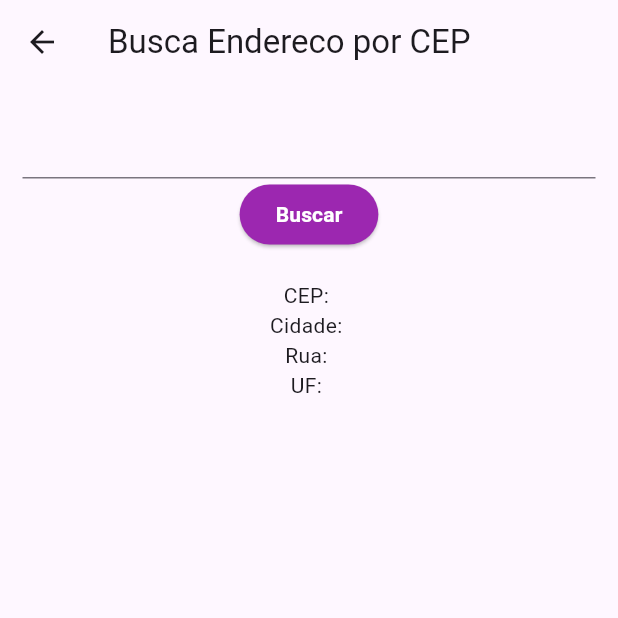
After one commit to victorapc/get_state_manager, a Flutter app: the screen it shows after launch, after a tap on "State Mixin", on a phone screen of 412 x 824 dp, the top half of it. The commit adds this screen. Run offline on Flutter 3.47's test engine with Material 2 defaults, Android fonts, the phone set to English and light mode, and no system bars; our stand-ins replace get.

Commit message:
Get state manage usando state mixin inicio.

```diff
--- a/lib/home_page.dart
+++ b/lib/home_page.dart
@@ -16,6 +16,12 @@ class HomePage extends StatelessWidget {
           child: Column(
             mainAxisAlignment: MainAxisAlignment.center,
             children: [
+              ElevatedButtonCustom(
+                text: 'State Mixin',
+                onPressed: () {
+                  Get.toNamed('/mainStateMixin');
+                },
+              ),
               ElevatedButtonCustom(
                 text: 'Básico Reatividade',
                 onPressed: () {
--- a/lib/main.dart
+++ b/lib/main.dart
@@ -13,6 +13,8 @@ import 'package:get_state_manager/get_builder/get_builder_page.dart';
 import 'package:get_state_manager/getx_widget/getx_widget_page.dart';
 import 'package:get_state_manager/home_page.dart';
 import 'package:get_state_manager/local_state_widget/local_state_widget_page.dart';
+import 'package:get_state_manager/state_mixin/main_state_mixin.dart';
+import 'package:get_state_manager/state_mixin/pages/main_bindings.dart';
 import 'package:get_state_manager/tipos/tipos_obs_page.dart';
 import 'package:get_state_manager/tipos/tipos_reativos_genericos_nulos_page.dart';
 import 'package:get_state_manager/tipos/tipos_reativos_genericos_page.dart';
@@ -39,6 +41,11 @@ class MyApp extends StatelessWidget {
         GetPage(
           name: '/',
           page: () => const HomePage(),
+        ),
+        GetPage(
+          name: '/mainStateMixin',
+          binding: MainBindings(),
+          page: () => const MainStateMixin(),
         ),
         GetPage(
           name: '/basico',
--- /dev/null
+++ b/lib/state_mixin/main_state_mixin.dart
@@ -0,0 +1,34 @@
+import 'package:flutter/material.dart';
+import 'package:get_state_manager/core/widget/elevated_button_custom.dart';
+import 'package:get_state_manager/state_mixin/widget/cep_widget.dart';
+
+class MainStateMixin extends StatelessWidget {
+  const MainStateMixin({super.key});
+
+  @override
+  Widget build(BuildContext context) {
+    return Scaffold(
+      appBar: AppBar(
+        title: const Text('Busca Endereco por CEP'),
+      ),
+      body: Center(
+        child: Padding(
+          padding: const EdgeInsets.all(15.0),
+          child: Column(
+            children: [
+              TextFormField(),
+              ElevatedButtonCustom(
+                text: 'Buscar',
+                onPressed: () {},
+              ),
+              const SizedBox(
+                height: 20,
+              ),
+              const CepWidget(),
+            ],
+          ),
+        ),
+      ),
+    );
+  }
+}
--- /dev/null
+++ b/lib/state_mixin/model/cep_model.dart
@@ -0,0 +1,38 @@
+import 'dart:convert';
+
+class CepModel {
+  String cep;
+  String logradouro;
+  String cidade;
+  String uf;
+
+  CepModel({
+    required this.cep,
+    required this.logradouro,
+    required this.cidade,
+    required this.uf,
+  });
+
+  Map<String, dynamic> toMap() {
+    return {
+      'cep': cep,
+      'logradouro': logradouro,
+      'cidade': cidade,
+      'uf': uf,
+    };
+  }
+
+  factory CepModel.fromMap(Map<String, dynamic> map) {
+    return CepModel(
+      cep: map['cep'] ?? '',
+      logradouro: map['logradouro'] ?? '',
+      cidade: map['cidade'] ?? '',
+      uf: map['uf'] ?? '',
+    );
+  }
+
+  String toJson() => json.encode(toMap());
+
+  factory CepModel.fromJson(String source) =>
+      CepModel.fromMap(json.decode(source));
+}
--- /dev/null
+++ b/lib/state_mixin/pages/main_bindings.dart
@@ -0,0 +1,11 @@
+import 'package:get/get.dart';
+import 'package:get_state_manager/state_mixin/pages/main_controller.dart';
+import 'package:get_state_manager/state_mixin/repository/viacep_repository.dart';
+
+class MainBindings extends Bindings {
+  @override
+  void dependencies() {
+    Get.lazyPut(() => ViacepRepository());
+    Get.put(MainController(Get.find()));
+  }
+}
--- /dev/null
+++ b/lib/state_mixin/pages/main_controller.dart
@@ -0,0 +1,8 @@
+import 'package:get/get.dart';
+import 'package:get_state_manager/state_mixin/repository/viacep_repository.dart';
+
+class MainController extends GetxController {
+  final ViacepRepository _repository;
+
+  MainController(this._repository);
+}
--- /dev/null
+++ b/lib/state_mixin/repository/viacep_repository.dart
@@ -0,0 +1,17 @@
+import 'dart:developer';
+
+import 'package:get/get.dart';
+import 'package:get_state_manager/state_mixin/model/cep_model.dart';
+
+class ViacepRepository extends GetConnect {
+  Future<CepModel> getCep(String cep) async {
+    final result = await get('https://viacep.com.br/ws/$cep/json/');
+
+    if (result.hasError) {
+      log('Erro ao buscar cep.', error: result.statusText);
+      throw Exception('Erro ao buscar cep');
+    }
+
+    return CepModel.fromMap(result.body);
+  }
+}
--- /dev/null
+++ b/lib/state_mixin/widget/cep_widget.dart
@@ -0,0 +1,17 @@
+import 'package:flutter/material.dart';
+
+class CepWidget extends StatelessWidget {
+  const CepWidget({super.key});
+
+  @override
+  Widget build(BuildContext context) {
+    return const Column(
+      children: [
+        Text('CEP: '),
+        Text('Cidade: '),
+        Text('Rua: '),
+        Text('UF: '),
+      ],
+    );
+  }
+}
```
